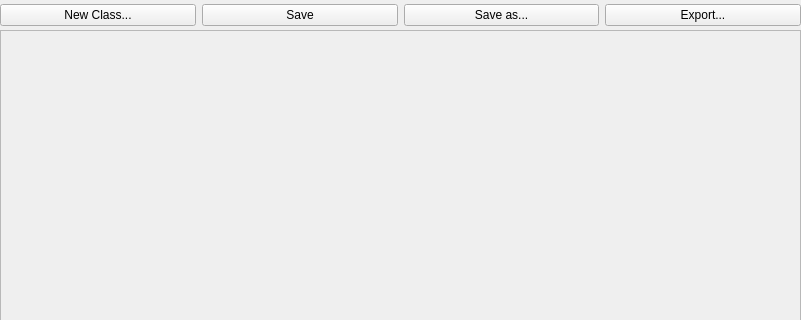
First picture: the form in mainwindow.ui, repository AvaN0x/IUT-UMLDesigner, before the edit; both pictures show x 0 to 801 and y 0 to 320 of the 801 by 592 pixel window.
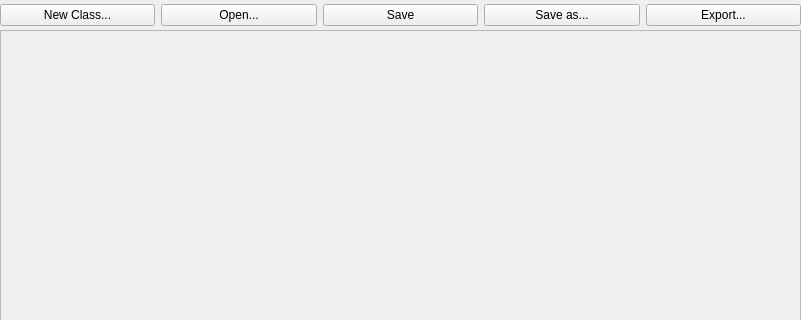
Second picture: the form after the edit.

```diff
--- a/mainwindow.ui
+++ b/mainwindow.ui
@@ -34,6 +34,13 @@
        </property>
       </widget>
      </item>
+     <item>
+      <widget class="QPushButton" name="btn_open">
+       <property name="text">
+        <string>Open...</string>
+       </property>
+      </widget>
+     </item>
      <item>
       <widget class="QPushButton" name="btn_save">
        <property name="text">
```
Left out of the diff: 2 changed lines with no effect on the pictures.
